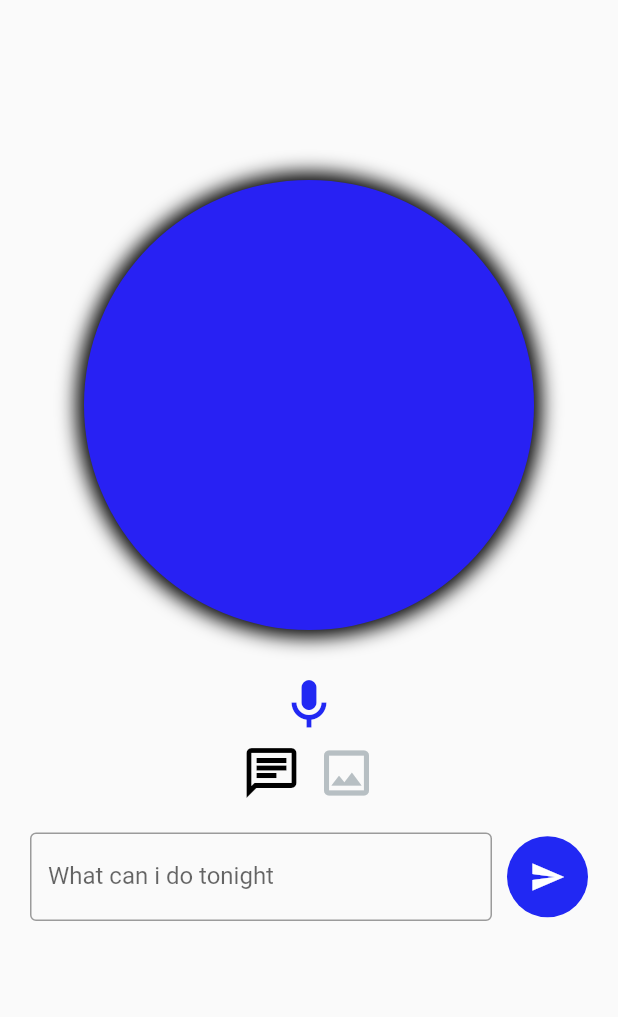
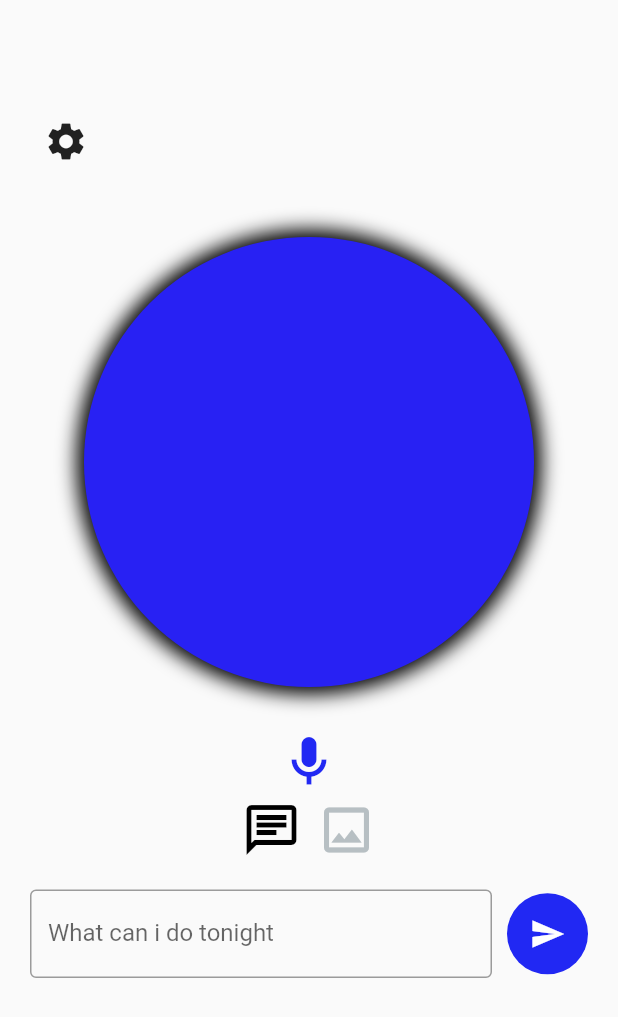
Before and after one commit to ERICKGALVAN/open_ai_assistant, a Flutter app: the Home screen opened directly, on a phone screen of 412 x 824 dp. Shown: the top 1017 px of the screen. Run offline on Flutter 3.47's test engine with Material 2 defaults, Android fonts, the phone set to English and light mode, and no system bars; our stand-ins replace flutter_secure_storage, shared_preferences, speech_to_text; missing offline and left inert: text_to_speech; accounts and stored records are empty.

```diff
--- a/lib/ui/home.dart
+++ b/lib/ui/home.dart
@@ -2,9 +2,11 @@ import 'dart:convert';
 import 'dart:developer' as developer;
 
 import 'package:chat_gtp_assistent/services/open_ai_service.dart';
+import 'package:chat_gtp_assistent/ui/settings.dart';
 import 'package:chat_gtp_assistent/widgets/invalid_key_dialog.dart';
 import 'package:flutter/material.dart';
 import 'package:flutter_secure_storage/flutter_secure_storage.dart';
+import 'package:shared_preferences/shared_preferences.dart';
 import 'package:speech_to_text/speech_recognition_result.dart';
 import 'package:speech_to_text/speech_to_text.dart';
 import 'package:text_to_speech/text_to_speech.dart';
@@ -24,6 +26,7 @@ class _HomeState extends State<Home> with SingleTickerProviderStateMixin {
   }
 
   Future<void> _sendRequest(String propmt) async {
+    final prefs = await SharedPreferences.getInstance();
     _stopListening();
     setState(() {
       _isLoading = true;
@@ -58,6 +61,10 @@ class _HomeState extends State<Home> with SingleTickerProviderStateMixin {
                 utf8.decode(res['choices'][0]['text'].toString().codeUnits);
           });
           if (_enableAudio) {
+            final language = prefs.getString('language');
+            if (language != null) {
+              _textToSpeech.setLanguage(language);
+            }
             _textToSpeech.speak(response);
           }
         } else {
@@ -121,9 +128,24 @@ class _HomeState extends State<Home> with SingleTickerProviderStateMixin {
           padding: const EdgeInsets.all(20.0),
           child: Column(
             mainAxisAlignment: MainAxisAlignment.center,
-            crossAxisAlignment: CrossAxisAlignment.center,
+            crossAxisAlignment: CrossAxisAlignment.start,
             children: [
-              const SizedBox(height: 100),
+              const SizedBox(height: 50),
+              IconButton(
+                onPressed: () {
+                  Navigator.push(
+                    context,
+                    MaterialPageRoute(
+                      builder: (context) => const Settings(),
+                    ),
+                  );
+                },
+                icon: const Icon(
+                  Icons.settings,
+                  size: 30,
+                ),
+              ),
+              const SizedBox(height: 40),
               Center(
                 child: InkWell(
                   onTap: () {
@@ -153,7 +175,8 @@ class _HomeState extends State<Home> with SingleTickerProviderStateMixin {
                 ),
               ),
               const SizedBox(height: 30),
-              InkWell(
+              Center(
+                child: InkWell(
                   onTap: () {
                     if (!_isLoading) {
                       setState(() {
@@ -170,6 +193,7 @@ class _HomeState extends State<Home> with SingleTickerProviderStateMixin {
                         : _enableAudio
                             ? const Color.fromARGB(255, 33, 40, 243)
                             : Colors.red,
+                  ),
                 ),
               ),
               const SizedBox(
--- a/lib/widgets/invalid_key_dialog.dart
+++ b/lib/widgets/invalid_key_dialog.dart
@@ -1,5 +1,4 @@
 import 'package:flutter/material.dart';
-import 'package:url_launcher/url_launcher.dart';
 
 import '../ui/add_api_key.dart';
 
--- a/pubspec.yaml
+++ b/pubspec.yaml
@@ -16,6 +16,7 @@ dependencies:
   flutter_secure_storage: ^7.0.1
   http: ^0.13.5
   speech_to_text: ^6.1.1
+  shared_preferences: ^2.0.16
   text_to_speech: ^0.2.3
   url_launcher: ^6.1.7
 
```
Also changed, not shown: lib/ui/settings.dart (added, +113 -0 lines), pubspec.lock, 1 other file. Lines whose indentation alone changed are shown as unchanged.
